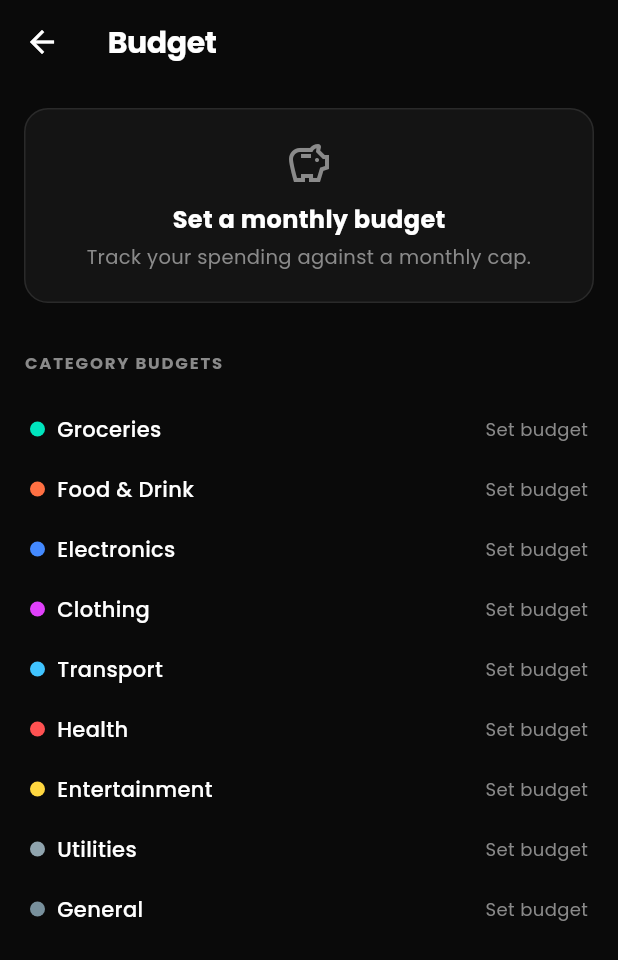
After one commit to viyxsh/Expensio, a Flutter app: the screen it shows after launch, after a tap on "Set a monthly budget", on a phone screen of 412 x 824 dp. The commit adds this screen. Shown: the top 960 px of the screen. Run offline on Flutter 3.47's test engine with Material 3 defaults, Android fonts, the phone set to English and light mode, and no system bars; our stand-ins replace app_links, cloud_firestore, firebase_auth, firebase_core, fl_chart, flutter_contacts and 11 more; missing offline and left inert: google_mlkit_text_recognition, mobile_scanner; accounts and stored records are empty; network calls fail.

Commit message:
Add monthly budgets with overall and per-category tracking

```diff
--- /dev/null
+++ b/lib/data/budget.dart
@@ -0,0 +1,69 @@
+import '../models/expense_model.dart';
+import 'balances.dart';
+
+/// Pure budget maths, shared by the Budget screen and the home card (and easy
+/// to unit-test). "Spend" is the user's own amount per expense (their share, or
+/// the full total on expenses they paid), summed over the calendar month.
+class BudgetMath {
+  BudgetMath._();
+
+  /// The user's spend per category for the calendar month containing [month].
+  static Map<String, int> spendByCategory(
+      List<ExpenseModel> all, String uid, DateTime month) {
+    final start = DateTime(month.year, month.month, 1);
+    final end = DateTime(month.year, month.month + 1, 1);
+    final out = <String, int>{};
+    for (final e in all) {
+      if (e.createdAt.isBefore(start) || !e.createdAt.isBefore(end)) continue;
+      final amt = userAmountOf(e, uid);
+      if (amt <= 0) continue;
+      out[e.category] = (out[e.category] ?? 0) + amt;
+    }
+    return out;
+  }
+
+  static int total(Map<String, int> byCategory) =>
+      byCategory.values.fold(0, (a, b) => a + b);
+
+  /// Fraction (0..1) of the current month that has elapsed, for pacing.
+  static double monthElapsed(DateTime now) {
+    final days = DateTime(now.year, now.month + 1, 0).day;
+    return (now.day / days).clamp(0.0, 1.0);
+  }
+}
+
+/// How one budget line (overall or a single category) is tracking this month.
+class BudgetLine {
+  final int limit; // cents; 0 means no budget set
+  final int spent; // cents
+  final double monthElapsed; // 0..1
+
+  const BudgetLine({
+    required this.limit,
+    required this.spent,
+    required this.monthElapsed,
+  });
+
+  bool get hasLimit => limit > 0;
+  int get remaining => limit - spent;
+
+  /// Spent / limit, may exceed 1.0 when over budget. 0 when no limit.
+  double get fraction => limit <= 0 ? 0 : spent / limit;
+
+  bool get isOver => hasLimit && spent > limit;
+  bool get isNear => hasLimit && !isOver && fraction >= 0.8;
+
+  /// True when spending is running ahead of the month's pace (e.g. 60% spent
+  /// only 30% through the month) — an early warning before you're over.
+  bool get aheadOfPace =>
+      hasLimit && !isOver && fraction > monthElapsed + 0.1;
+
+  BudgetState get state {
+    if (!hasLimit) return BudgetState.none;
+    if (isOver) return BudgetState.over;
+    if (isNear || aheadOfPace) return BudgetState.warning;
+    return BudgetState.ok;
+  }
+}
+
+enum BudgetState { none, ok, warning, over }
--- /dev/null
+++ b/lib/screens/budget_screen.dart
@@ -0,0 +1,385 @@
+import 'package:flutter/material.dart';
+import 'package:hive_flutter/hive_flutter.dart';
+
+import '../data/budget.dart';
+import '../models/expense_model.dart';
+import '../services/app_settings.dart';
+import '../services/services.dart';
+import '../utils/app_theme.dart';
+import '../utils/money.dart';
+
+const _amber = Color(0xFFE0A52F);
+
+Color _budgetColor(BudgetState s) => switch (s) {
+      BudgetState.over => AppTheme.errorColor,
+      BudgetState.warning => _amber,
+      _ => AppTheme.successColor,
+    };
+
+/// Number-entry dialog for a single budget line. Returns the new cents value,
+/// 0 to clear, or null if cancelled.
+Future<int?> _editBudgetDialog(
+    BuildContext context, String title, int current) {
+  final ctrl = TextEditingController(
+      text: current > 0 ? Money.toMajor(current).toStringAsFixed(0) : '');
+  final sym = AppSettings.currencySymbol;
+  return showDialog<int>(
+    context: context,
+    builder: (ctx) => AlertDialog(
+      title: Text(title),
+      content: TextField(
+        controller: ctrl,
+        autofocus: true,
+        keyboardType: const TextInputType.numberWithOptions(decimal: true),
+        decoration: InputDecoration(
+          prefixText: '$sym ',
+          hintText: 'Monthly limit',
+        ),
+        onSubmitted: (_) =>
+            Navigator.pop(ctx, Money.tryParseToCents(ctrl.text) ?? 0),
+      ),
+      actions: [
+        if (current > 0)
+          TextButton(
+            onPressed: () => Navigator.pop(ctx, 0),
+            style: TextButton.styleFrom(foregroundColor: AppTheme.errorColor),
+            child: const Text('Clear'),
+          ),
+        TextButton(
+            onPressed: () => Navigator.pop(ctx),
+            child: const Text('Cancel')),
+        TextButton(
+          onPressed: () =>
+              Navigator.pop(ctx, Money.tryParseToCents(ctrl.text) ?? 0),
+          child: const Text('Save'),
+        ),
+      ],
+    ),
+  );
+}
+
+class BudgetScreen extends StatelessWidget {
+  const BudgetScreen({super.key});
+
+  @override
+  Widget build(BuildContext context) {
+    return Scaffold(
+      appBar: AppBar(title: const Text('Budget')),
+      body: ListenableBuilder(
+        listenable: Services.state,
+        builder: (context, _) {
+          return ValueListenableBuilder(
+            valueListenable: Hive.box('settings').listenable(),
+            builder: (context, __, ___) {
+              final uid = Services.currentUserId;
+              final now = DateTime.now();
+              final byCat = BudgetMath.spendByCategory(
+                  Services.state.getAllExpenses(), uid, now);
+              final elapsed = BudgetMath.monthElapsed(now);
+              final overall = BudgetLine(
+                limit: AppSettings.overallBudget,
+                spent: BudgetMath.total(byCat),
+                monthElapsed: elapsed,
+              );
+              final catBudgets = AppSettings.categoryBudgets;
+
+              return ListView(
+                padding: const EdgeInsets.all(16),
+                children: [
+                  _OverallCard(line: overall),
+                  const SizedBox(height: 24),
+                  const SectionHeader(title: 'Category budgets'),
+                  const SizedBox(height: 8),
+                  ...AppTheme.categoryColors.keys.map((cat) => _CategoryRow(
+                        category: cat,
+                        line: BudgetLine(
+                          limit: catBudgets[cat] ?? 0,
+                          spent: byCat[cat] ?? 0,
+                          monthElapsed: elapsed,
+                        ),
+                      )),
+                  const SizedBox(height: 40),
+                ],
+              );
+            },
+          );
+        },
+      ),
+    );
+  }
+}
+
+class _OverallCard extends StatelessWidget {
+  final BudgetLine line;
+  const _OverallCard({required this.line});
+
+  Future<void> _edit(BuildContext context) async {
+    final cents = await _editBudgetDialog(
+        context, 'Monthly budget', line.limit);
+    if (cents != null) await AppSettings.setOverallBudget(cents);
+  }
+
+  @override
+  Widget build(BuildContext context) {
+    final sym = AppSettings.currencySymbol;
+    final color = _budgetColor(line.state);
+
+    if (!line.hasLimit) {
+      return GestureDetector(
+        onTap: () => _edit(context),
+        child: Container(
+          width: double.infinity,
+          padding: const EdgeInsets.all(20),
+          decoration: BoxDecoration(
+            color: AppTheme.surface,
+            borderRadius: BorderRadius.circular(16),
+            border: Border.all(color: AppTheme.divider),
+          ),
+          child: Column(
+            children: [
+              Icon(Icons.savings_outlined,
+                  size: 32, color: AppTheme.textSecondary),
+              const SizedBox(height: 10),
+              const Text('Set a monthly budget',
+                  style: TextStyle(
+                      fontSize: 16, fontWeight: FontWeight.w700)),
+              const SizedBox(height: 4),
+              Text('Track your spending against a monthly cap.',
+                  textAlign: TextAlign.center,
+                  style: TextStyle(
+                      fontSize: 13, color: AppTheme.textSecondary)),
+            ],
+          ),
+        ),
+      );
+    }
+
+    return Container(
+      padding: const EdgeInsets.all(20),
+      decoration: BoxDecoration(
+        color: AppTheme.surface,
+        borderRadius: BorderRadius.circular(16),
+        border: Border.all(color: AppTheme.divider),
+      ),
+      child: Column(
+        crossAxisAlignment: CrossAxisAlignment.start,
+        children: [
+          Row(
+            children: [
+              Text('This month',
+                  style: TextStyle(
+                      fontSize: 12,
+                      fontWeight: FontWeight.w600,
+                      color: AppTheme.textSecondary)),
+              const Spacer(),
+              GestureDetector(
+                onTap: () => _edit(context),
+                child: Icon(Icons.edit_outlined,
+                    size: 16, color: AppTheme.textSecondary),
+              ),
+            ],
+          ),
+          const SizedBox(height: 10),
+          Row(
+            crossAxisAlignment: CrossAxisAlignment.baseline,
+            textBaseline: TextBaseline.alphabetic,
+            children: [
+              Text(Money.withSymbol(line.spent, decimals: 0),
+                  style: const TextStyle(
+                      fontSize: 30, fontWeight: FontWeight.w800)),
+              const SizedBox(width: 6),
+              Text('of ${Money.withSymbol(line.limit, decimals: 0)}',
+                  style: TextStyle(
+                      fontSize: 14, color: AppTheme.textSecondary)),
+            ],
+          ),
+          const SizedBox(height: 12),
+          _BudgetBar(fraction: line.fraction, color: color, height: 10),
+          const SizedBox(height: 10),
+          Text(_statusLine(line, sym),
+              style: TextStyle(
+                  fontSize: 13, fontWeight: FontWeight.w600, color: color)),
+        ],
+      ),
+    );
+  }
+}
+
+String _statusLine(BudgetLine line, String sym) {
+  if (line.isOver) {
+    return 'Over by ${Money.withSymbol(-line.remaining, decimals: 0)}';
+  }
+  final left = '${Money.withSymbol(line.remaining, decimals: 0)} left';
+  if (line.aheadOfPace) return '$left · spending ahead of pace';
+  if (line.isNear) return '$left · almost there';
+  return left;
+}
+
+class _CategoryRow extends StatelessWidget {
+  final String category;
+  final BudgetLine line;
+  const _CategoryRow({required this.category, required this.line});
+
+  Future<void> _edit(BuildContext context) async {
+    final cents =
+        await _editBudgetDialog(context, '$category budget', line.limit);
+    if (cents != null) await AppSettings.setCategoryBudget(category, cents);
+  }
+
+  @override
+  Widget build(BuildContext context) {
+    final accent = AppTheme.categoryColor(category);
+    final color = _budgetColor(line.state);
+    return InkWell(
+      onTap: () => _edit(context),
+      borderRadius: BorderRadius.circular(12),
+      child: Padding(
+        padding: const EdgeInsets.symmetric(vertical: 10, horizontal: 4),
+        child: Column(
+          children: [
+            Row(
+              children: [
+                Container(
+                  width: 10,
+                  height: 10,
+                  decoration:
+                      BoxDecoration(color: accent, shape: BoxShape.circle),
+                ),
+                const SizedBox(width: 8),
+                Expanded(
+                  child: Text(category,
+                      style: const TextStyle(
+                          fontSize: 14, fontWeight: FontWeight.w500)),
+                ),
+                if (line.hasLimit)
+                  Text(
+                    '${Money.withSymbol(line.spent, decimals: 0)} / ${Money.withSymbol(line.limit, decimals: 0)}',
+                    style: TextStyle(
+                        fontSize: 12,
+                        fontWeight: FontWeight.w600,
+                        color: line.isOver ? AppTheme.errorColor : null),
+                  )
+                else
+                  Text(
+                    line.spent > 0
+                        ? '${Money.withSymbol(line.spent, decimals: 0)} · Set'
+                        : 'Set budget',
+                    style: TextStyle(
+                        fontSize: 12, color: AppTheme.textSecondary),
+                  ),
+              ],
+            ),
+            if (line.hasLimit) ...[
+              const SizedBox(height: 8),
+              _BudgetBar(fraction: line.fraction, color: color, height: 6),
+            ],
+          ],
+        ),
+      ),
+    );
+  }
+}
+
+class _BudgetBar extends StatelessWidget {
+  final double fraction;
+  final Color color;
+  final double height;
+  const _BudgetBar(
+      {required this.fraction, required this.color, required this.height});
+
+  @override
+  Widget build(BuildContext context) {
+    return ClipRRect(
+      borderRadius: BorderRadius.circular(height),
+      child: LinearProgressIndicator(
+        value: fraction.clamp(0.0, 1.0),
+        minHeight: height,
+        backgroundColor: AppTheme.surfaceMid,
+        valueColor: AlwaysStoppedAnimation(color),
+      ),
+    );
+  }
+}
+
+/// Compact budget tile for the Transactions home: overall progress this month,
+/// or a prompt to set one. Tapping opens the full Budget screen.
+class BudgetSummaryCard extends StatelessWidget {
+  final List<ExpenseModel> expenses;
+  const BudgetSummaryCard({super.key, required this.expenses});
+
+  @override
+  Widget build(BuildContext context) {
+    final now = DateTime.now();
+    final spent = BudgetMath.total(BudgetMath.spendByCategory(
+        expenses, Services.currentUserId, now));
+    final line = BudgetLine(
+      limit: AppSettings.overallBudget,
+      spent: spent,
+      monthElapsed: BudgetMath.monthElapsed(now),
+    );
+    final color = _budgetColor(line.state);
+
+    return Padding(
+      padding: const EdgeInsets.fromLTRB(16, 16, 16, 0),
+      child: GestureDetector(
+        onTap: () => Navigator.push(context,
+            MaterialPageRoute(builder: (_) => const BudgetScreen())),
+        child: Container(
+          padding: const EdgeInsets.all(16),
+          decoration: BoxDecoration(
+            color: AppTheme.surface,
+            borderRadius: BorderRadius.circular(16),
+            border: Border.all(color: AppTheme.divider),
+          ),
+          child: !line.hasLimit
+              ? Row(
+                  children: [
+                    Icon(Icons.savings_outlined,
+                        size: 20, color: AppTheme.textSecondary),
+                    const SizedBox(width: 12),
+                    const Expanded(
+                      child: Text('Set a monthly budget',
+                          style: TextStyle(
+                              fontSize: 14, fontWeight: FontWeight.w600)),
+                    ),
+                    Icon(Icons.chevron_right,
+                        size: 18, color: AppTheme.textSecondary),
+                  ],
+                )
+              : Column(
+                  crossAxisAlignment: CrossAxisAlignment.start,
+                  children: [
+                    Row(
+                      children: [
+                        Text('Monthly budget',
+                            style: TextStyle(
+                                fontSize: 12,
+                                fontWeight: FontWeight.w600,
+                                color: AppTheme.textSecondary)),
+                        const Spacer(),
+                        Text(
+                          line.isOver
+                              ? 'Over budget'
+                              : '${Money.withSymbol(line.remaining, decimals: 0)} left',
+                          style: TextStyle(
+                              fontSize: 12,
+                              fontWeight: FontWeight.w700,
+                              color: color),
+                        ),
+                      ],
+                    ),
+                    const SizedBox(height: 10),
+                    _BudgetBar(fraction: line.fraction, color: color, height: 8),
+                    const SizedBox(height: 8),
+                    Text(
+                      '${Money.withSymbol(line.spent, decimals: 0)} of ${Money.withSymbol(line.limit, decimals: 0)}',
+                      style: TextStyle(
+                          fontSize: 12, color: AppTheme.textSecondary),
+                    ),
+                  ],
+                ),
+        ),
+      ),
+    );
+  }
+}
--- a/lib/screens/more_screen.dart
+++ b/lib/screens/more_screen.dart
@@ -16,6 +16,7 @@ import '../services/services.dart';
 import '../utils/app_theme.dart';
 import '../utils/money.dart';
 import 'auth/sign_in_screen.dart';
+import 'budget_screen.dart';
 
 class MoreScreen extends StatefulWidget {
   /// Switches the bottom-nav tab (0 = Transactions, 1 = Groups), so the
@@ -555,6 +556,18 @@ class _MoreScreenState extends State<MoreScreen> {
                   const SizedBox(height: 8),
                   _Section(children: [
                     _SettingsTile(
+                      icon: Icons.savings_outlined,
+                      title: 'Budget',
+                      subtitle: AppSettings.overallBudget > 0
+                          ? '$sym ${_compact(Money.toMajor(AppSettings.overallBudget))} / month'
+                          : 'Set a monthly spending cap',
+                      onTap: () => Navigator.push(
+                        context,
+                        MaterialPageRoute(
+                            builder: (_) => const BudgetScreen()),
+                      ),
+                    ),
+                    _SettingsTile(
                       icon: AppTheme.isDark
                           ? Icons.dark_mode_outlined
                           : Icons.light_mode_outlined,
--- a/lib/screens/transactions_screen.dart
+++ b/lib/screens/transactions_screen.dart
@@ -8,6 +8,7 @@ import '../services/services.dart';
 import '../utils/app_theme.dart';
 import '../utils/money.dart';
 import 'add_personal_expense_screen.dart';
+import 'budget_screen.dart';
 import 'monthly_unwrapped.dart';
 
 class TransactionsScreen extends StatefulWidget {
@@ -53,6 +54,11 @@ class _TransactionsScreenState extends State<TransactionsScreen> {
               // Monthly Unwrapped recap (hidden when this month has no spending)
               SliverToBoxAdapter(
                 child: MonthlyUnwrappedCard(expenses: all),
+              ),
+
+              // Monthly budget progress
+              SliverToBoxAdapter(
+                child: BudgetSummaryCard(expenses: all),
               ),
 
               // Charts section
--- a/lib/services/app_settings.dart
+++ b/lib/services/app_settings.dart
@@ -1,3 +1,5 @@
+import 'dart:convert';
+
 import 'package:hive_flutter/hive_flutter.dart';
 
 class AppSettings {
@@ -7,6 +9,8 @@ class AppSettings {
   static const _dailyReminderKey = 'notif_daily';
   static const _chartsExpandedKey = 'tx_charts_expanded';
   static const _themeModeKey = 'theme_mode';
+  static const _budgetOverallKey = 'budget_overall'; // cents, 0 = unset
+  static const _budgetCategoriesKey = 'budget_categories'; // JSON {cat: cents}
 
   static Box get _box => Hive.box(_boxName);
 
@@ -69,4 +73,32 @@ class AppSettings {
 
   static Future<void> setThemeMode(String mode) =>
       _box.put(_themeModeKey, mode);
+
+  // Budgets (all amounts in cents). 0 / absent means "no budget set".
+
+  static int get overallBudget =>
+      _box.get(_budgetOverallKey, defaultValue: 0) as int;
+
+  static Future<void> setOverallBudget(int cents) =>
+      _box.put(_budgetOverallKey, cents < 0 ? 0 : cents);
+
+  static Map<String, int> get categoryBudgets {
+    final raw = _box.get(_budgetCategoriesKey);
+    if (raw is String && raw.isNotEmpty) {
+      final m = jsonDecode(raw) as Map<String, dynamic>;
+      return m.map((k, v) => MapEntry(k, (v as num).toInt()));
+    }
+    return {};
+  }
+
+  /// Set (or clear, when [cents] <= 0) the budget for a single category.
+  static Future<void> setCategoryBudget(String category, int cents) {
+    final m = categoryBudgets;
+    if (cents <= 0) {
+      m.remove(category);
+    } else {
+      m[category] = cents;
+    }
+    return _box.put(_budgetCategoriesKey, jsonEncode(m));
+  }
 }
```
Also changed, not shown: 1 other file.
